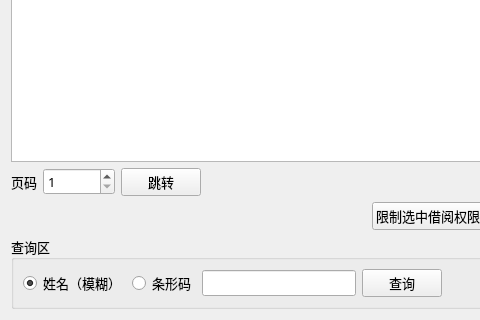
Before: the Qt Designer form LibraryManager/readermanageform.ui in 821869798/LibraryManager, drawn with Qt 5; both pictures show x 0 to 480 and y 146 to 466 of the 705 by 466 pixel window.
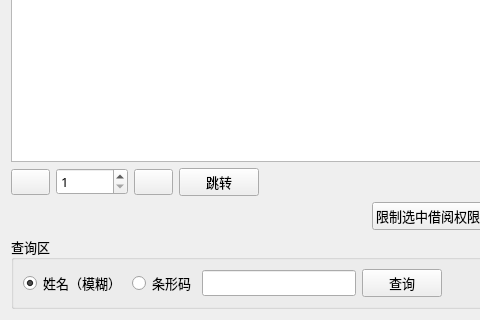
After: the same form once the commit is applied.

The edit to the form file:
```diff
--- a/LibraryManager/readermanageform.ui
+++ b/LibraryManager/readermanageform.ui
@@ -50,11 +50,11 @@
    <item>
     <layout class="QHBoxLayout" name="horizontalLayout" stretch="1,2,0,0,0">
      <item>
-      <layout class="QHBoxLayout" name="horizontalLayout_4">
+      <layout class="QHBoxLayout" name="horizontalLayout_4" stretch="0,1,0,1">
        <item>
-        <widget class="QLabel" name="label_2">
+        <widget class="QPushButton" name="btn_front">
          <property name="text">
-          <string>页码</string>
+          <string/>
          </property>
         </widget>
        </item>
@@ -71,6 +71,13 @@
          </property>
         </widget>
        </item>
+       <item>
+        <widget class="QPushButton" name="btn_next">
+         <property name="text">
+          <string/>
+         </property>
+        </widget>
+       </item>
        <item>
         <widget class="QPushButton" name="btn_jump">
          <property name="text">
```
